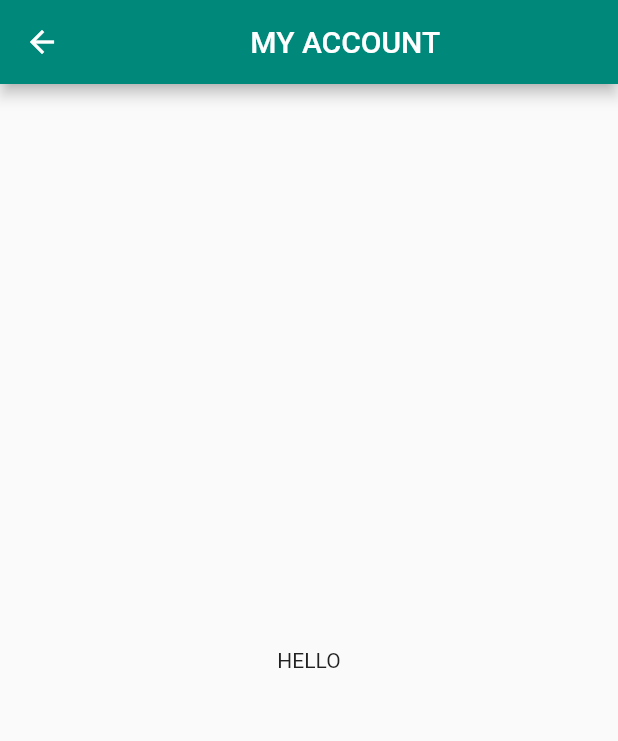
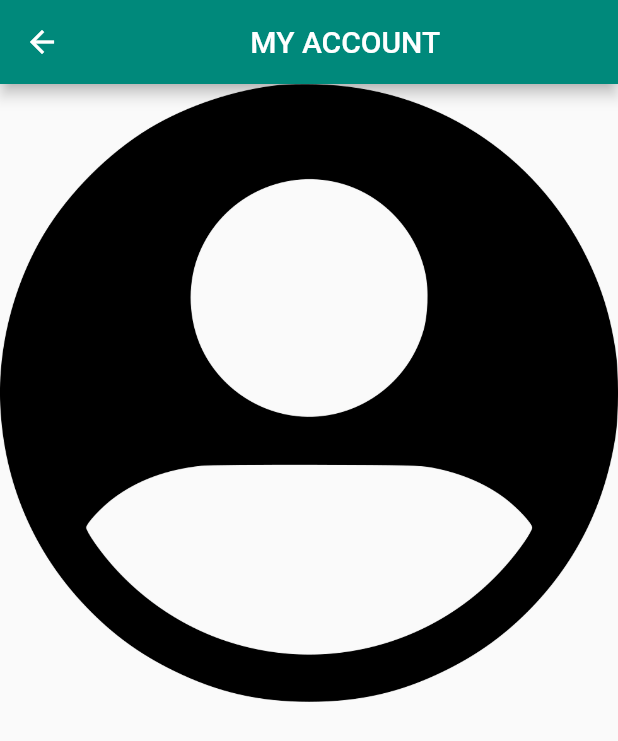
Before and after one commit to jentii16200/hain-flutter-app, a Flutter app: the MyAccount screen opened directly, on a phone screen of 412 x 824 dp. Shown: the top 741 px of the screen. Run offline on Flutter 3.47's test engine with Material 2 defaults, Android fonts, the phone set to English and light mode, and no system bars.

Commit message:
Chore: My Acoount

```diff
--- a/lib/views/home/dashboard.dart
+++ b/lib/views/home/dashboard.dart
@@ -3,6 +3,7 @@ import 'dart:developer';
 import 'package:flutter/material.dart';
 import 'package:hain/utils/mixns/login-mixin.dart';
 import 'package:hain/views/home/about-us.dart';
+import 'package:hain/views/home/my-account.dart';
 
 import '../user-accounts/login-widget.dart';
 
@@ -127,7 +128,7 @@ class _DashBoardState extends State<DashBoard> {
               onTap: () {
                 Navigator.push(
                   context,
-                  MaterialPageRoute(builder: (context) => const AboutUs()),
+                  MaterialPageRoute(builder: (context) => const MyAccount()),
                 );
               },
             ),
--- a/lib/views/home/my-account.dart
+++ b/lib/views/home/my-account.dart
@@ -2,7 +2,7 @@ import 'package:flutter/material.dart';
 import 'package:flutter/src/widgets/container.dart';
 import 'package:flutter/src/widgets/framework.dart';
 
-class MyAccount extends StatelessWidget {
+class  MyAccount extends StatelessWidget {
   const MyAccount({super.key});
 
   @override
@@ -15,10 +15,18 @@ class MyAccount extends StatelessWidget {
           child: Text('MY ACCOUNT'),
         ),
       ),
-      body: Center(
-        child: Text(
-          "HELLO",
-        ),
+      body: Column(
+        crossAxisAlignment: CrossAxisAlignment.start,
+        children: [
+          Center(
+            child: Container(
+              child: Image.asset(
+                'assets/profile_icon.png',
+                scale: 2.1,
+              ),
+            ),
+          ),
+        ],
       ),
     );
   }
```
Also changed, not shown: assets/profile_icon.png (added).
